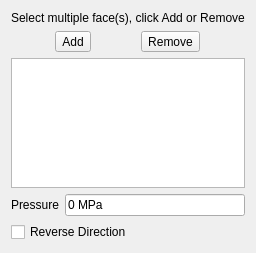
The window that src/Mod/Fem/Gui/TaskFemConstraintPressure.ui (southseact-3d/fcd) describes before a commit, drawn with Qt 5.
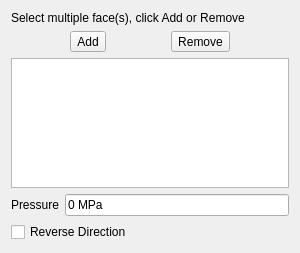
The same window after the commit. Custom widgets are drawn as their Qt base class.

The edit to the form file:
```diff
--- a/src/Mod/Fem/Gui/TaskFemConstraintPressure.ui
+++ b/src/Mod/Fem/Gui/TaskFemConstraintPressure.ui
@@ -6,7 +6,7 @@
    <rect>
     <x>0</x>
     <y>0</y>
-    <width>226</width>
+    <width>300</width>
     <height>253</height>
    </rect>
   </property>
```
